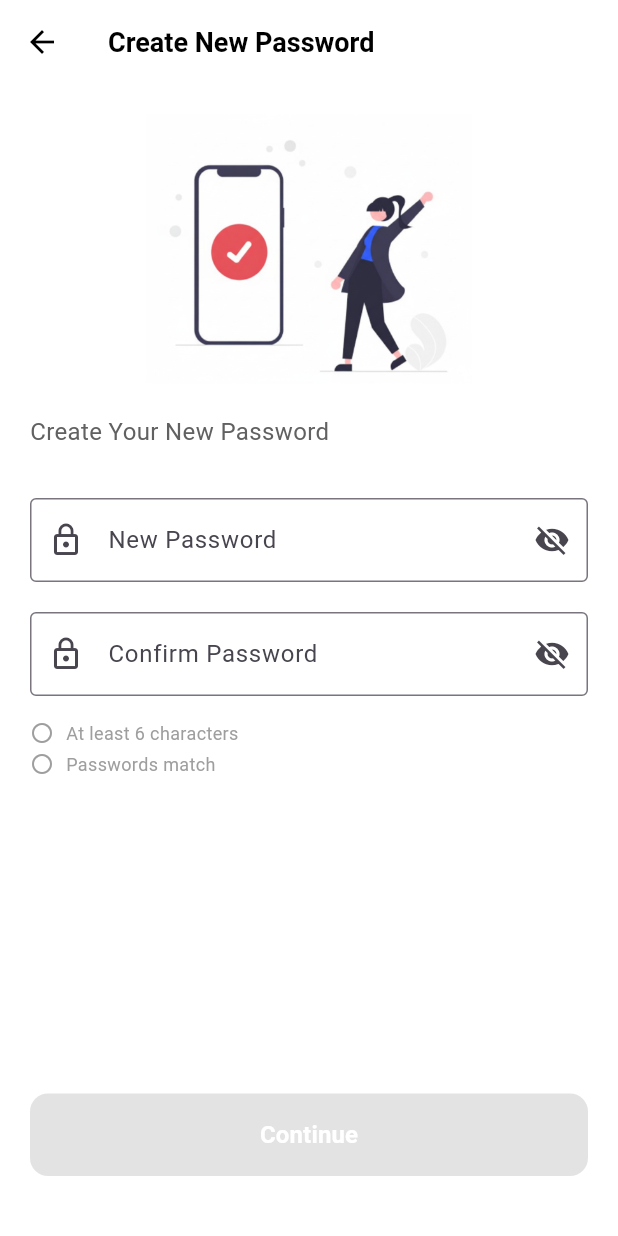
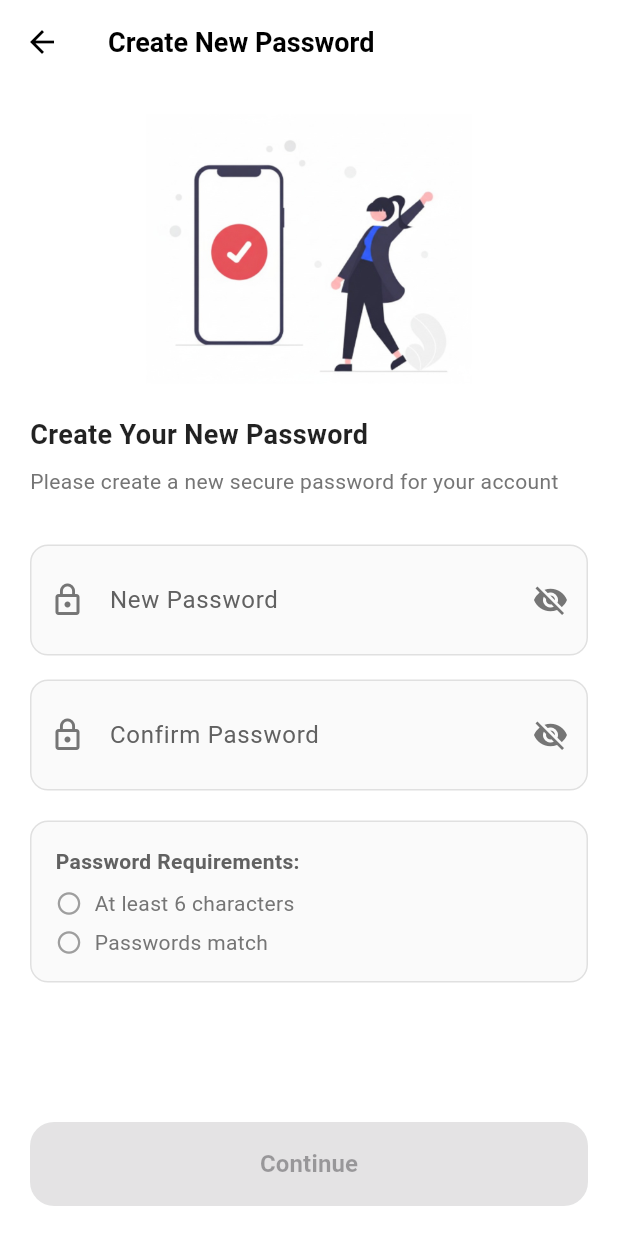
Before and after one commit to dewisukmajti/siap_pintar, a Flutter app: the CreateNewPasswordPage screen opened by its route, on a phone screen of 412 x 824 dp. Run offline on Flutter 3.47's test engine with Material 3 defaults, Android fonts, the phone set to English and light mode, and no system bars; our stand-ins replace image_picker.

Commit message:
create new pw

```diff
--- a/lib/pages/create_new_password.dart
+++ b/lib/pages/create_new_password.dart
@@ -1,5 +1,5 @@
 import 'package:flutter/material.dart';
-import 'success.dart'; // <- INI YANG HARUS DIUBAH
+import 'success.dart';
 
 class CreateNewPasswordPage extends StatefulWidget {
   const CreateNewPasswordPage({Key? key}) : super(key: key);
@@ -31,6 +31,7 @@ class _CreateNewPasswordPageState extends State<CreateNewPasswordPage> {
     });
 
     Future.delayed(Duration(seconds: 2), () {
+      if (mounted) {
         setState(() {
           _isLoading = false;
         });
@@ -38,9 +39,10 @@ class _CreateNewPasswordPageState extends State<CreateNewPasswordPage> {
         Navigator.pushReplacement(
           context,
           MaterialPageRoute(
-          builder: (context) => PasswordResetSuccessPage(), // Pastikan class name sama
+            builder: (context) => PasswordResetSuccessPage(),
           ),
         );
+      }
     });
   }
 
@@ -64,42 +66,81 @@ class _CreateNewPasswordPageState extends State<CreateNewPasswordPage> {
           ),
         ),
       ),
-      body: Padding(
+      body: Column(
+        children: [
+          // Content area yang bisa scroll
+          Expanded(
+            child: SingleChildScrollView(
               padding: const EdgeInsets.all(20.0),
               child: Column(
                 crossAxisAlignment: CrossAxisAlignment.start,
                 children: [
                   // Gambar animasi
                   Center(
+                    child: Container(
+                      height: 180,
                       child: Image.asset(
                         'assets/images/gambar_forgot1.png',
-                height: 180,
                         fit: BoxFit.contain,
+                        errorBuilder: (context, error, stackTrace) {
+                          return Container(
+                            height: 150,
+                            decoration: BoxDecoration(
+                              color: Colors.grey[200],
+                              borderRadius: BorderRadius.circular(12),
+                            ),
+                            child: Icon(
+                              Icons.lock_reset,
+                              size: 60,
+                              color: Colors.grey[400],
+                            ),
+                          );
+                        },
+                      ),
                     ),
                   ),
 
                   SizedBox(height: 20),
 
+                  // Title
                   Text(
                     'Create Your New Password',
                     style: TextStyle(
-                fontSize: 16,
-                color: Colors.grey[700],
+                      fontSize: 18,
+                      fontWeight: FontWeight.w600,
+                      color: Colors.black87,
                       height: 1.5,
+                    ),
+                  ),
+                  SizedBox(height: 8),
+                  Text(
+                    'Please create a new secure password for your account',
+                    style: TextStyle(
+                      fontSize: 14,
+                      color: Colors.grey[600],
+                      height: 1.4,
                     ),
                   ),
                   SizedBox(height: 32),
 
                   // New Password Field
-            TextFormField(
+                  Container(
+                    decoration: BoxDecoration(
+                      color: Colors.grey[50],
+                      borderRadius: BorderRadius.circular(12),
+                      border: Border.all(color: Colors.grey[300]!),
+                    ),
+                    child: TextFormField(
                       controller: newPasswordController,
                       obscureText: _obscureNewPassword,
                       decoration: InputDecoration(
                         labelText: 'New Password',
-                prefixIcon: Icon(Icons.lock_outline),
+                        labelStyle: TextStyle(color: Colors.grey[700]),
+                        prefixIcon: Icon(Icons.lock_outline, color: Colors.grey[600]),
                         suffixIcon: IconButton(
                           icon: Icon(
                             _obscureNewPassword ? Icons.visibility_off : Icons.visibility,
+                            color: Colors.grey[600],
                           ),
                           onPressed: () {
                             setState(() {
@@ -107,23 +148,33 @@ class _CreateNewPasswordPageState extends State<CreateNewPasswordPage> {
                             });
                           },
                         ),
-                border: OutlineInputBorder(),
+                        border: InputBorder.none,
+                        contentPadding: EdgeInsets.symmetric(horizontal: 16, vertical: 16),
                       ),
                       onChanged: (value) => setState(() {}),
                     ),
+                  ),
 
-            SizedBox(height: 20),
+                  SizedBox(height: 16),
 
                   // Confirm Password Field
-            TextFormField(
+                  Container(
+                    decoration: BoxDecoration(
+                      color: Colors.grey[50],
+                      borderRadius: BorderRadius.circular(12),
+                      border: Border.all(color: Colors.grey[300]!),
+                    ),
+                    child: TextFormField(
                       controller: confirmPasswordController,
                       obscureText: _obscureConfirmPassword,
                       decoration: InputDecoration(
                         labelText: 'Confirm Password',
-                prefixIcon: Icon(Icons.lock_outline),
+                        labelStyle: TextStyle(color: Colors.grey[700]),
+                        prefixIcon: Icon(Icons.lock_outline, color: Colors.grey[600]),
                         suffixIcon: IconButton(
                           icon: Icon(
                             _obscureConfirmPassword ? Icons.visibility_off : Icons.visibility,
+                            color: Colors.grey[600],
                           ),
                           onPressed: () {
                             setState(() {
@@ -131,34 +182,45 @@ class _CreateNewPasswordPageState extends State<CreateNewPasswordPage> {
                             });
                           },
                         ),
-                border: OutlineInputBorder(),
+                        border: InputBorder.none,
+                        contentPadding: EdgeInsets.symmetric(horizontal: 16, vertical: 16),
                       ),
                       onChanged: (value) => setState(() {}),
                     ),
+                  ),
 
-            SizedBox(height: 16),
+                  SizedBox(height: 20),
 
                   // Password Requirements
                   _buildPasswordRequirements(),
 
-            Spacer(),
+                  // Spacer besar agar ada jarak antara requirements dan tombol
+                  SizedBox(height: 40),
+                ],
+              ),
+            ),
+          ),
 
-            // Continue Button
+          // Tombol Continue - TETAP DI BAWAH TIDAK BERUBAH
           Container(
             width: double.infinity,
+            padding: EdgeInsets.all(20),
+            child: Container(
+              height: 56,
               child: ElevatedButton(
                 style: ElevatedButton.styleFrom(
                   backgroundColor: _isFormValid ? Color(0xFFE53E3E) : Colors.grey[400],
-                  padding: EdgeInsets.symmetric(vertical: 16),
+                  foregroundColor: Colors.white,
+                  elevation: 4,
                   shape: RoundedRectangleBorder(
-                    borderRadius: BorderRadius.circular(12),
+                    borderRadius: BorderRadius.circular(16),
                   ),
                 ),
                 onPressed: _isFormValid && !_isLoading ? _resetPassword : null,
                 child: _isLoading
                     ? SizedBox(
-                        height: 20,
-                        width: 20,
+                        height: 24,
+                        width: 24,
                         child: CircularProgressIndicator(
                           strokeWidth: 2,
                           valueColor: AlwaysStoppedAnimation<Color>(Colors.white),
@@ -169,14 +231,12 @@ class _CreateNewPasswordPageState extends State<CreateNewPasswordPage> {
                         style: TextStyle(
                           fontSize: 16,
                           fontWeight: FontWeight.w600,
-                          color: Colors.white,
                         ),
                       ),
               ),
             ),
-            SizedBox(height: 20),
+          ),
         ],
-        ),
       ),
     );
   }
@@ -185,19 +245,36 @@ class _CreateNewPasswordPageState extends State<CreateNewPasswordPage> {
     final password = newPasswordController.text;
     final isConfirmed = confirmPasswordController.text == password;
 
-    return Column(
+    return Container(
+      padding: EdgeInsets.all(16),
+      decoration: BoxDecoration(
+        color: Colors.grey[50],
+        borderRadius: BorderRadius.circular(12),
+        border: Border.all(color: Colors.grey[300]!),
+      ),
+      child: Column(
         crossAxisAlignment: CrossAxisAlignment.start,
         children: [
+          Text(
+            'Password Requirements:',
+            style: TextStyle(
+              fontSize: 14,
+              fontWeight: FontWeight.w600,
+              color: Colors.grey[700],
+            ),
+          ),
+          SizedBox(height: 8),
           _buildRequirement(
             'At least 6 characters',
             password.length >= 6,
           ),
-        SizedBox(height: 4),
+          SizedBox(height: 6),
           _buildRequirement(
             'Passwords match',
             isConfirmed && confirmPasswordController.text.isNotEmpty,
           ),
         ],
+      ),
     );
   }
 
@@ -207,14 +284,16 @@ class _CreateNewPasswordPageState extends State<CreateNewPasswordPage> {
         Icon(
           isMet ? Icons.check_circle : Icons.radio_button_unchecked,
           color: isMet ? Colors.green : Colors.grey,
-          size: 16,
+          size: 18,
         ),
         SizedBox(width: 8),
-        Text(
+        Expanded(
+          child: Text(
             text,
             style: TextStyle(
-            color: isMet ? Colors.green : Colors.grey,
-            fontSize: 12,
+              color: isMet ? Colors.green : Colors.grey[600],
+              fontSize: 14,
+            ),
           ),
         ),
       ],
```
Lines whose indentation alone changed are shown as unchanged.
